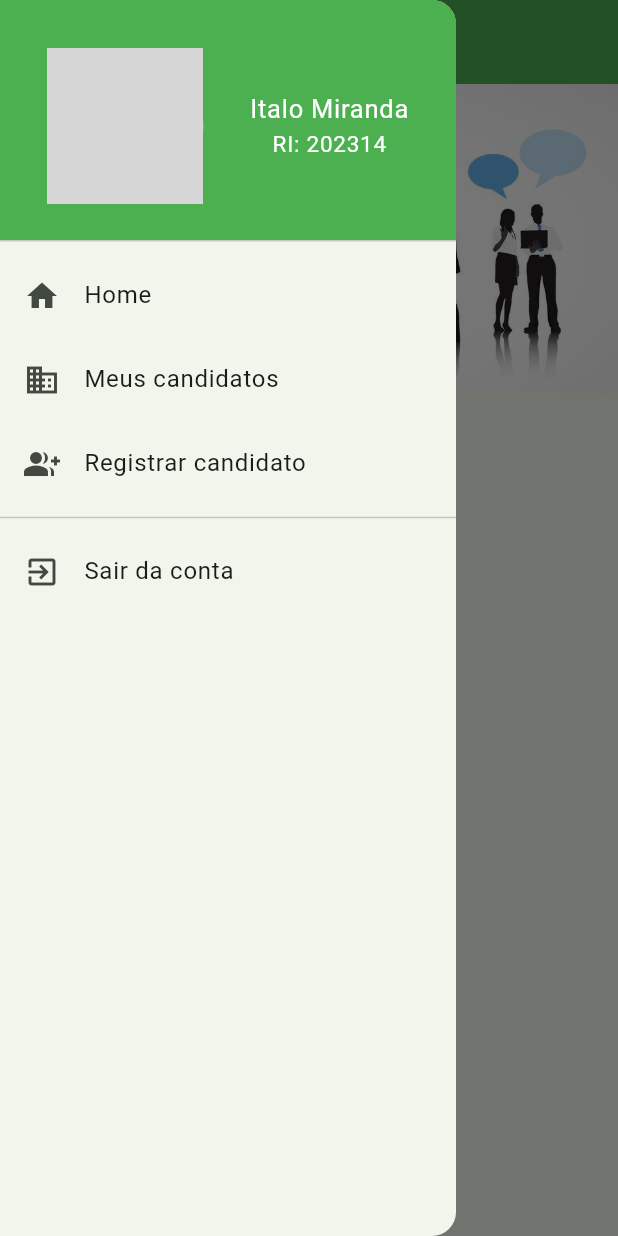
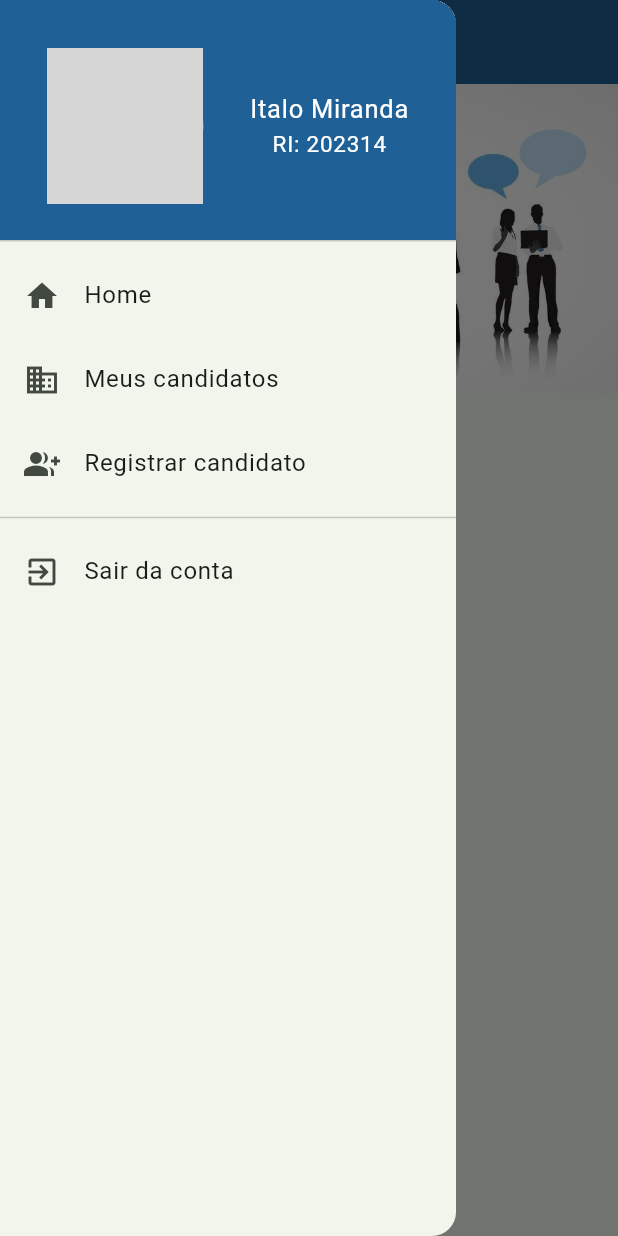
Before and after one commit to Ital023/RecrutaBoot, a Flutter app: the screen it shows after launch, with the side drawer open, on a phone screen of 412 x 824 dp. Run offline on Flutter 3.47's test engine with Material 3 defaults, Android fonts, the phone set to English and light mode, and no system bars; network calls fail; grey boxes are pictures that could not be loaded.

Commit message:
feat: paleta de cores trocada

```diff
--- a/recrutaboot/lib/components/header/custom_drawer_header.dart
+++ b/recrutaboot/lib/components/header/custom_drawer_header.dart
@@ -11,7 +11,7 @@ class CustomDrawerHeader extends StatelessWidget {
           children: [
             DrawerHeader(
               decoration: BoxDecoration(
-                color: Colors.green
+                color: const Color.fromARGB(255, 31, 97, 151)
               ),
               child: Row(
                 mainAxisAlignment: MainAxisAlignment.spaceAround,
--- a/recrutaboot/lib/routes/home_page.dart
+++ b/recrutaboot/lib/routes/home_page.dart
@@ -21,7 +21,7 @@ class _HomePageState extends State<HomePage> {
         ),
         title: const Text("RecrutaBoot",
             style: TextStyle(fontSize: 25, color: Colors.white)),
-        backgroundColor: Colors.green,
+        backgroundColor: const Color.fromARGB(255, 31, 97, 151),
       ),
       drawer: const CustomDrawerHeader(),
       body: Row(
```
